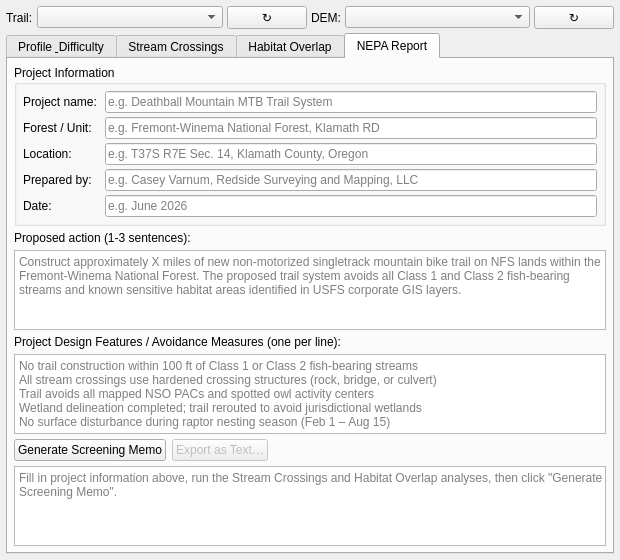
The window that MTBDesignToolsNEPA_dockwidget_base.ui (casey205/MTBDesignTools_NEPA) describes before a commit, drawn with Qt 5.
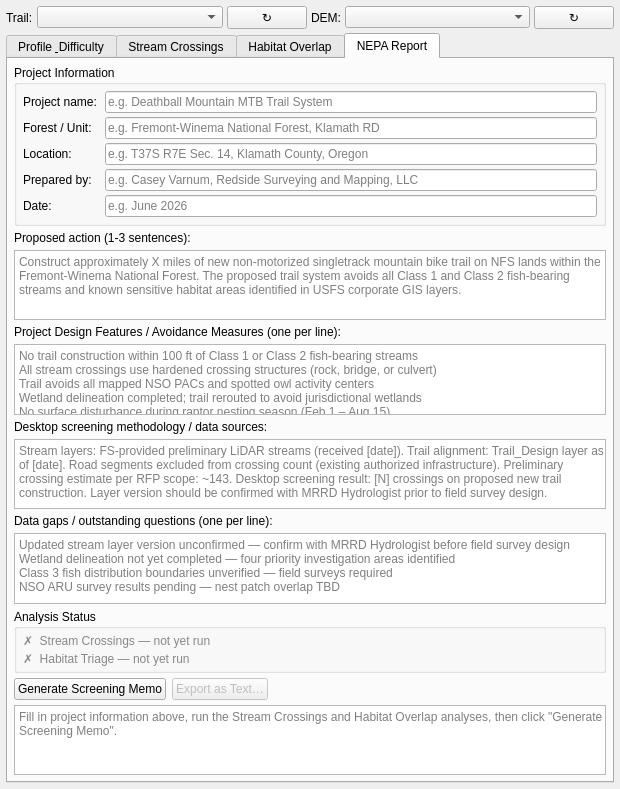
The same window after the commit. The open tabs and pages were chosen to show the change.

Commit message: Add LAA pre-report shapefile export to Habitat Overlap tab

Diff of the .ui file:
```diff
--- a/MTBDesignToolsNEPA_dockwidget_base.ui
+++ b/MTBDesignToolsNEPA_dockwidget_base.ui
@@ -1060,6 +1060,105 @@
          </widget>
         </item>
 
+        <!-- Methodology / Data Sources -->
+        <item>
+         <widget class="QLabel" name="reportMethodologyLabel">
+          <property name="text">
+           <string>Desktop screening methodology / data sources:</string>
+          </property>
+         </widget>
+        </item>
+        <item>
+         <widget class="QPlainTextEdit" name="reportMethodologyEdit">
+          <property name="maximumHeight">
+           <number>80</number>
+          </property>
+          <property name="minimumHeight">
+           <number>52</number>
+          </property>
+          <property name="placeholderText">
+           <string>Stream layers: FS-provided preliminary LiDAR streams (received [date]). Trail alignment: Trail_Design layer as of [date]. Road segments excluded from crossing count (existing authorized infrastructure). Preliminary crossing estimate per RFP scope: ~143. Desktop screening result: [N] crossings on proposed new trail construction. Layer version should be confirmed with MRRD Hydrologist prior to field survey design.</string>
+          </property>
+         </widget>
+        </item>
+
+        <!-- Data Gaps -->
+        <item>
+         <widget class="QLabel" name="reportDataGapsLabel">
+          <property name="text">
+           <string>Data gaps / outstanding questions (one per line):</string>
+          </property>
+         </widget>
+        </item>
+        <item>
+         <widget class="QPlainTextEdit" name="reportDataGapsEdit">
+          <property name="maximumHeight">
+           <number>72</number>
+          </property>
+          <property name="minimumHeight">
+           <number>44</number>
+          </property>
+          <property name="placeholderText">
+           <string>Updated stream layer version unconfirmed — confirm with MRRD Hydrologist before field survey design
+Wetland delineation not yet completed — four priority investigation areas identified
+Class 3 fish distribution boundaries unverified — field surveys required
+NSO ARU survey results pending — nest patch overlap TBD</string>
+          </property>
+         </widget>
+        </item>
+
+        <!-- Analysis Status Panel -->
+        <item>
+         <widget class="QGroupBox" name="reportStatusGroup">
+          <property name="title">
+           <string>Analysis Status</string>
+          </property>
+          <layout class="QVBoxLayout" name="reportStatusLayout">
+           <property name="spacing">
+            <number>3</number>
+           </property>
+           <property name="leftMargin">
+            <number>6</number>
+           </property>
+           <property name="topMargin">
+            <number>4</number>
+           </property>
+           <property name="rightMargin">
+            <number>6</number>
+           </property>
+           <property name="bottomMargin">
+            <number>4</number>
+           </property>
+           <item>
+            <widget class="QLabel" name="reportCrossingsStatus">
+             <property name="text">
+              <string>✗  Stream Crossings — not yet run</string>
+             </property>
+             <property name="wordWrap">
+              <bool>true</bool>
+             </property>
+             <property name="styleSheet">
+              <string>color: #888;</string>
+             </property>
+            </widget>
+           </item>
+           <item>
+            <widget class="QLabel" name="reportHabitatStatus">
+             <property name="text">
+              <string>✗  Habitat Triage — not yet run</string>
+             </property>
+             <property name="wordWrap">
+              <bool>true</bool>
+             </property>
+             <property name="styleSheet">
+              <string>color: #888;</string>
+             </property>
+            </widget>
+           </item>
+          </layout>
+         </widget>
+        </item>
+
         <!-- Generate + Export buttons -->
         <item>
          <layout class="QHBoxLayout" name="reportButtonRow">
```
Left out of the diff: 13 changed lines with no effect on the pictures. The commit also changes 1 other file.
